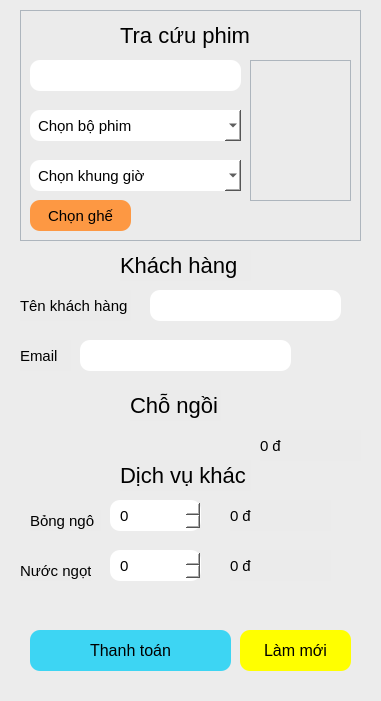
Old version of the form src/view/staff/form_info.ui in the repository dangchien2003/QL_BanVePhim.
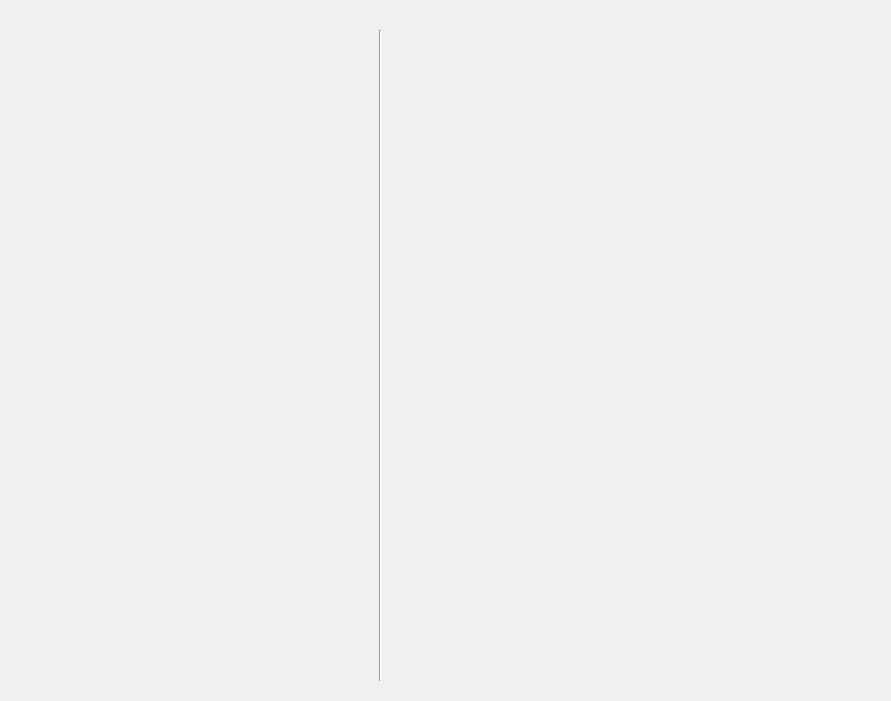
New version of the form.

The edit to the form file:
```diff
--- a/src/view/staff/form_info.ui
+++ b/src/view/staff/form_info.ui
@@ -6,18 +6,15 @@
    <rect>
     <x>0</x>
     <y>0</y>
-    <width>381</width>
+    <width>891</width>
     <height>701</height>
    </rect>
   </property>
   <property name="windowTitle">
-   <string>Form Info</string>
-  </property>
-  <property name="styleSheet">
-   <string notr="true">QSpinBox,QComboBox,QLineEdit,QPushButton,QLabel{font-size: 15px} QSpinBox,QComboBox,QLineEdit, QPushButton{border-radius: 10px; padding: 5px 8px}</string>
+   <string>Staff Working</string>
   </property>
   <widget class="QWidget" name="centralwidget">
-   <widget class="QGroupBox" name="box">
+   <widget class="QWidget" name="verticalLayoutWidget">
     <property name="geometry">
      <rect>
       <x>0</x>
@@ -26,390 +23,31 @@
       <height>701</height>
      </rect>
     </property>
-    <property name="styleSheet">
-     <string notr="true">background: rgba(235, 235, 235, 0.8); border: none</string>
+    <layout class="QVBoxLayout" name="form"/>
+   </widget>
+   <widget class="QWidget" name="verticalLayoutWidget_2">
+    <property name="geometry">
+     <rect>
+      <x>390</x>
+      <y>0</y>
+      <width>501</width>
+      <height>701</height>
+     </rect>
     </property>
-    <property name="title">
-     <string/>
+    <layout class="QVBoxLayout" name="chair_location"/>
+   </widget>
+   <widget class="Line" name="line">
+    <property name="geometry">
+     <rect>
+      <x>370</x>
+      <y>30</y>
+      <width>20</width>
+      <height>651</height>
+     </rect>
     </property>
-    <widget class="QLabel" name="label_9">
-     <property name="geometry">
-      <rect>
-       <x>30</x>
-       <y>510</y>
-       <width>71</width>
-       <height>21</height>
-      </rect>
-     </property>
-     <property name="text">
-      <string>Bỏng ngô</string>
-     </property>
-    </widget>
-    <widget class="QLabel" name="label_6">
-     <property name="geometry">
-      <rect>
-       <x>130</x>
-       <y>390</y>
-       <width>91</width>
-       <height>31</height>
-      </rect>
-     </property>
-     <property name="styleSheet">
-      <string notr="true">font-size: 22px</string>
-     </property>
-     <property name="text">
-      <string>Chỗ ngồi</string>
-     </property>
-    </widget>
-    <widget class="QLineEdit" name="email">
-     <property name="geometry">
-      <rect>
-       <x>80</x>
-       <y>340</y>
-       <width>211</width>
-       <height>31</height>
-      </rect>
-     </property>
-     <property name="styleSheet">
-      <string notr="true">background: white</string>
-     </property>
-    </widget>
-    <widget class="QLabel" name="total_popcorn">
-     <property name="geometry">
-      <rect>
-       <x>230</x>
-       <y>500</y>
-       <width>101</width>
-       <height>31</height>
-      </rect>
-     </property>
-     <property name="text">
-      <string>0 đ</string>
-     </property>
-    </widget>
-    <widget class="QPushButton" name="clean">
-     <property name="geometry">
-      <rect>
-       <x>240</x>
-       <y>630</y>
-       <width>111</width>
-       <height>41</height>
-      </rect>
-     </property>
-     <property name="styleSheet">
-      <string notr="true">background-color: yellow; font-size: 16px</string>
-     </property>
-     <property name="text">
-      <string>Làm mới</string>
-     </property>
-    </widget>
-    <widget class="QLabel" name="total_ticket">
-     <property name="geometry">
-      <rect>
-       <x>260</x>
-       <y>430</y>
-       <width>101</width>
-       <height>31</height>
-      </rect>
-     </property>
-     <property name="text">
-      <string>0 đ</string>
-     </property>
-    </widget>
-    <widget class="QLabel" name="total_water">
-     <property name="geometry">
-      <rect>
-       <x>230</x>
-       <y>550</y>
-       <width>101</width>
-       <height>31</height>
-      </rect>
-     </property>
-     <property name="text">
-      <string>0 đ</string>
-     </property>
-    </widget>
-    <widget class="QPushButton" name="payment">
-     <property name="geometry">
-      <rect>
-       <x>30</x>
-       <y>630</y>
-       <width>201</width>
-       <height>41</height>
-      </rect>
-     </property>
-     <property name="styleSheet">
-      <string notr="true">background-color: #3dd5f3; font-size: 16px</string>
-     </property>
-     <property name="text">
-      <string>Thanh toán</string>
-     </property>
-    </widget>
-    <widget class="QGroupBox" name="groupBox">
-     <property name="geometry">
-      <rect>
-       <x>20</x>
-       <y>10</y>
-       <width>341</width>
-       <height>231</height>
-      </rect>
-     </property>
-     <property name="styleSheet">
-      <string notr="true">QGroupBox{border: 1px solid #adb5bd}</string>
-     </property>
-     <property name="title">
-      <string/>
-     </property>
-     <widget class="QLabel" name="label">
-      <property name="geometry">
-       <rect>
-        <x>100</x>
-        <y>10</y>
-        <width>131</width>
-        <height>31</height>
-       </rect>
-      </property>
-      <property name="styleSheet">
-       <string notr="true">font-size: 22px</string>
-      </property>
-      <property name="text">
-       <string>Tra cứu phim</string>
-      </property>
-     </widget>
-     <widget class="QLabel" name="image">
-      <property name="geometry">
-       <rect>
-        <x>230</x>
-        <y>50</y>
-        <width>101</width>
-        <height>141</height>
-       </rect>
-      </property>
-      <property name="styleSheet">
-       <string notr="true">border: 1px solid #adb5bd; padding: 1px</string>
-      </property>
-      <property name="text">
-       <string/>
-      </property>
-     </widget>
-     <widget class="QComboBox" name="nameMovie">
-      <property name="geometry">
-       <rect>
-        <x>10</x>
-        <y>100</y>
-        <width>211</width>
-        <height>31</height>
-       </rect>
-      </property>
-      <property name="styleSheet">
-       <string notr="true">font-size: 15px; background: #ffffff</string>
-      </property>
-      <item>
-       <property name="text">
-        <string>Chọn bộ phim</string>
-       </property>
-      </item>
-     </widget>
-     <widget class="QLineEdit" name="selectDay">
-      <property name="geometry">
-       <rect>
-        <x>10</x>
-        <y>50</y>
-        <width>211</width>
-        <height>31</height>
-       </rect>
-      </property>
-      <property name="styleSheet">
-       <string notr="true">background: white</string>
-      </property>
-      <property name="readOnly">
-       <bool>true</bool>
-      </property>
-     </widget>
-     <widget class="QComboBox" name="calender">
-      <property name="geometry">
-       <rect>
-        <x>10</x>
-        <y>150</y>
-        <width>211</width>
-        <height>31</height>
-       </rect>
-      </property>
-      <property name="styleSheet">
-       <string notr="true">font-size: 15px; background: #ffffff</string>
-      </property>
-      <item>
-       <property name="text">
-        <string>Chọn khung giờ</string>
-       </property>
-      </item>
-     </widget>
-     <widget class="QPushButton" name="btnSelectChair">
-      <property name="geometry">
-       <rect>
-        <x>10</x>
-        <y>190</y>
-        <width>101</width>
-        <height>31</height>
-       </rect>
-      </property>
-      <property name="styleSheet">
-       <string notr="true">font-size: 15px; background: #fd9843</string>
-      </property>
-      <property name="text">
-       <string>Chọn ghế</string>
-      </property>
-     </widget>
-     <widget class="QLabel" name="timeRemaing">
-      <property name="geometry">
-       <rect>
-        <x>130</x>
-        <y>200</y>
-        <width>191</width>
-        <height>20</height>
-       </rect>
-      </property>
-      <property name="styleSheet">
-       <string notr="true">color: rgb(255, 75, 84)</string>
-      </property>
-      <property name="text">
-       <string/>
-      </property>
-     </widget>
-    </widget>
-    <widget class="QSpinBox" name="num_popcorn">
-     <property name="geometry">
-      <rect>
-       <x>110</x>
-       <y>500</y>
-       <width>91</width>
-       <height>31</height>
-      </rect>
-     </property>
-     <property name="styleSheet">
-      <string notr="true">background: white</string>
-     </property>
-    </widget>
-    <widget class="QLabel" name="label_3">
-     <property name="geometry">
-      <rect>
-       <x>20</x>
-       <y>290</y>
-       <width>111</width>
-       <height>31</height>
-      </rect>
-     </property>
-     <property name="text">
-      <string>Tên khách hàng</string>
-     </property>
-    </widget>
-    <widget class="QTextEdit" name="listChair">
-     <property name="geometry">
-      <rect>
-       <x>30</x>
-       <y>430</y>
-       <width>211</width>
-       <height>31</height>
-      </rect>
-     </property>
-     <property name="styleSheet">
-      <string notr="true">font-size: 15px;     background: transparent; border: none</string>
-     </property>
-     <property name="readOnly">
-      <bool>true</bool>
-     </property>
-     <property name="html">
-      <string>&lt;!DOCTYPE HTML PUBLIC &quot;-//W3C//DTD HTML 4.0//EN&quot; &quot;http://www.w3.org/TR/REC-html40/strict.dtd&quot;&gt;
-&lt;html&gt;&lt;head&gt;&lt;meta name=&quot;qrichtext&quot; content=&quot;1&quot; /&gt;&lt;style type=&quot;text/css&quot;&gt;
-p, li { white-space: pre-wrap; }
-&lt;/style&gt;&lt;/head&gt;&lt;body style=&quot; font-family:'MS Shell Dlg 2'; font-size:15px; font-weight:400; font-style:normal;&quot;&gt;
-&lt;p style=&quot;-qt-paragraph-type:empty; margin-top:0px; margin-bottom:0px; margin-left:0px; margin-right:0px; -qt-block-indent:0; text-indent:0px;&quot;&gt;&lt;br /&gt;&lt;/p&gt;&lt;/body&gt;&lt;/html&gt;</string>
-     </property>
-    </widget>
-    <widget class="QLineEdit" name="nameCustomer">
-     <property name="geometry">
-      <rect>
-       <x>150</x>
-       <y>290</y>
-       <width>191</width>
-       <height>31</height>
-      </rect>
-     </property>
-     <property name="styleSheet">
-      <string notr="true">background: white</string>
-     </property>
-    </widget>
-    <widget class="QLabel" name="label_8">
-     <property name="geometry">
-      <rect>
-       <x>120</x>
-       <y>460</y>
-       <width>131</width>
-       <height>31</height>
-      </rect>
-     </property>
-     <property name="styleSheet">
-      <string notr="true">font-size: 22px</string>
-     </property>
-     <property name="text">
-      <string>Dịch vụ khác</string>
-     </property>
-    </widget>
-    <widget class="QSpinBox" name="num_water">
-     <property name="geometry">
-      <rect>
-       <x>110</x>
-       <y>550</y>
-       <width>91</width>
-       <height>31</height>
-      </rect>
-     </property>
-     <property name="styleSheet">
-      <string notr="true">background: white</string>
-     </property>
-    </widget>
-    <widget class="QLabel" name="label_4">
-     <property name="geometry">
-      <rect>
-       <x>20</x>
-       <y>340</y>
-       <width>51</width>
-       <height>31</height>
-      </rect>
-     </property>
-     <property name="text">
-      <string>Email</string>
-     </property>
-    </widget>
-    <widget class="QLabel" name="label_5">
-     <property name="geometry">
-      <rect>
-       <x>120</x>
-       <y>250</y>
-       <width>131</width>
-       <height>31</height>
-      </rect>
-     </property>
-     <property name="styleSheet">
-      <string notr="true">font-size: 22px</string>
-     </property>
-     <property name="text">
-      <string>Khách hàng</string>
-     </property>
-    </widget>
-    <widget class="QLabel" name="label_10">
-     <property name="geometry">
-      <rect>
-       <x>20</x>
-       <y>560</y>
-       <width>71</width>
-       <height>21</height>
-      </rect>
-     </property>
-     <property name="text">
-      <string>Nước ngọt</string>
-     </property>
-    </widget>
+    <property name="orientation">
+     <enum>Qt::Vertical</enum>
+    </property>
    </widget>
   </widget>
  </widget>
```
Left out of the diff: 4 changed lines with no effect on the pictures.
